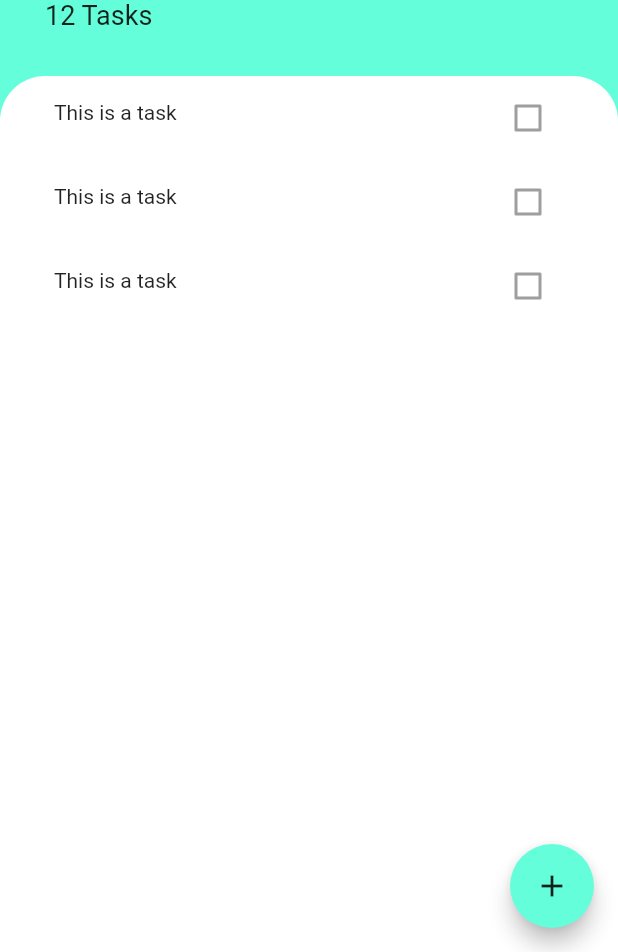
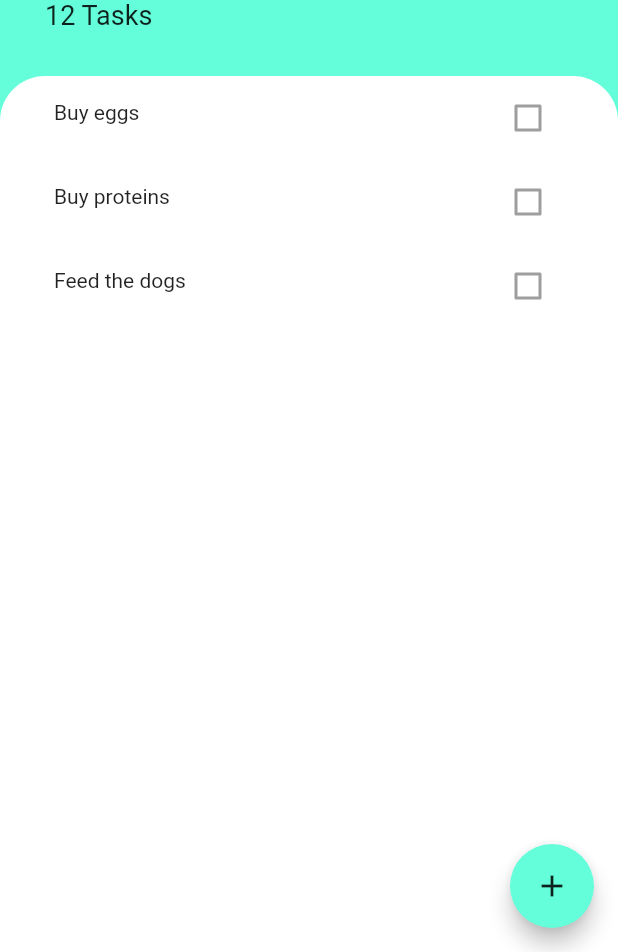
Before and after one commit to merouane-tazeka/flut-list, a Flutter app: the screen it shows after launch, on a phone screen of 412 x 824 dp, the part 284-1236 px from its top. Run offline on Flutter 3.47's test engine with Material 2 defaults, Android fonts, the phone set to English and light mode, and no system bars.

Commit message:
Create Task Model

```diff
--- /dev/null
+++ b/lib/models/task.dart
@@ -0,0 +1,10 @@
+class Task {
+  String name;
+  bool isDone;
+
+  Task({this.name, this.isDone = false});
+
+  void toggleTask() {
+    isDone = !isDone;
+  }
+}
--- a/lib/screens/tasks_screen.dart
+++ b/lib/screens/tasks_screen.dart
@@ -1,8 +1,20 @@
 import 'package:flutter/material.dart';
+import 'package:flutlist/models/task.dart';
 import 'package:flutlist/screens/add_task_screen.dart';
 import 'package:flutlist/widgets/task_list.dart';
 
-class TasksScreen extends StatelessWidget {
+class TasksScreen extends StatefulWidget {
+  @override
+  _TasksScreenState createState() => _TasksScreenState();
+}
+
+class _TasksScreenState extends State<TasksScreen> {
+  List<Task> tasks = [
+    Task(name: 'Buy eggs'),
+    Task(name: 'Buy proteins'),
+    Task(name: 'Feed the dogs'),
+  ];
+
   @override
   Widget build(BuildContext context) {
     return Scaffold(
@@ -34,6 +46,7 @@ class TasksScreen extends StatelessWidget {
                   ),
                 ),
                 Text(
+                  //TODO: Make Dynamic
                   '12 Tasks',
                   style: TextStyle(fontSize: 18, color: Colors.black87),
                 ),
@@ -45,7 +58,7 @@ class TasksScreen extends StatelessWidget {
             child: Container(
               child: Padding(
                 padding: EdgeInsets.symmetric(horizontal: 20),
-                child: TaskList(),
+                child: TaskList(tasks),
               ),
               decoration: BoxDecoration(
                 color: Colors.white,
@@ -57,7 +70,17 @@ class TasksScreen extends StatelessWidget {
       ),
       floatingActionButton: FloatingActionButton(
         onPressed: () {
-          showModalBottomSheet(context: context, builder: (BuildContext context) => AddTaskScreen());
+          showModalBottomSheet(
+            context: context,
+            isScrollControlled: true,
+            builder: (BuildContext context) => SingleChildScrollView(
+              child: Container(
+                  padding: EdgeInsets.only(
+                    bottom: MediaQuery.of(context).viewInsets.bottom,
+                  ),
+                  child: AddTaskScreen()),
+            ),
+          );
         },
         backgroundColor: Colors.tealAccent,
         child: Icon(
--- a/lib/widgets/task_list.dart
+++ b/lib/widgets/task_list.dart
@@ -1,15 +1,26 @@
 import 'package:flutter/material.dart';
 import 'package:flutlist/widgets/task_tile.dart';
+import 'package:flutlist/models/task.dart';
 
 class TaskList extends StatelessWidget {
+  final List<Task> tasks;
+
+  TaskList(this.tasks);
+
   @override
   Widget build(BuildContext context) {
-    return ListView(
-      children: <Widget>[
-        TaskTile(),
-        TaskTile(),
-        TaskTile(),
-      ],
+    return ListView.builder(
+      itemCount: tasks.length,
+      itemBuilder: (context, index) {
+        return TaskTile(
+          task: tasks[index],
+//          checkboxCallback: (_) {
+//            setState(() {
+//              tasks[index].toggleTask();
+//            });
+//          },
+        );
+      },
     );
   }
 }
--- a/lib/widgets/task_tile.dart
+++ b/lib/widgets/task_tile.dart
@@ -1,14 +1,28 @@
 import 'package:flutter/material.dart';
+import 'package:flutlist/models/task.dart';
 
 class TaskTile extends StatelessWidget {
+  final Task task;
+  final Function checkboxCallback;
+
+  TaskTile({this.task, this.checkboxCallback});
+
   @override
   Widget build(BuildContext context) {
     return ListTile(
-      leading: Text('This is a task'),
+      leading: Text(task.name, style: TextStyle(decoration: task.isDone ? TextDecoration.lineThrough : null)),
       trailing: Checkbox(
-        value: false,
-        onChanged: null,
+        checkColor: Colors.black87,
+        activeColor: Colors.tealAccent,
+        value: task.isDone,
+        onChanged: checkboxCallback,
       ),
     );
   }
 }
+
+//(bool checkboxState) {
+//setState(() {
+//isChecked = checkboxState;
+//});
+//},
```
Also changed, not shown: lib/screens/add_task_screen.dart (+32 -3 lines).
